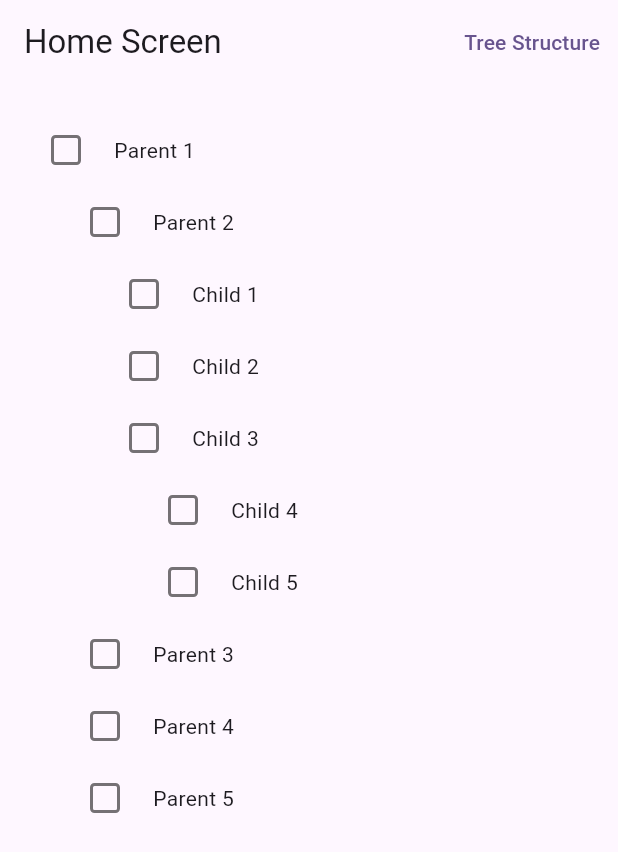
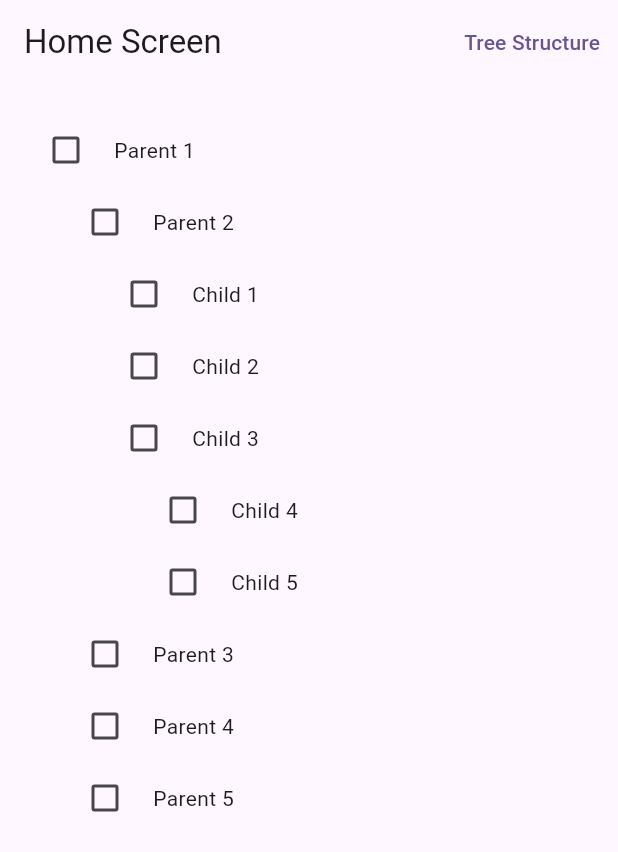
Before and after one commit to raghav042/tree_task, a Flutter app: the screen it shows after launch, on a phone screen of 412 x 824 dp. Shown: the top 852 px of the screen. Run offline on Flutter 3.47's test engine with Material 3 defaults, Android fonts, the phone set to English and light mode, and no system bars.

Commit message:
remove partial check (partial checkmark if any child is checked)

```diff
--- a/lib/core/enum/check_box_state.dart
+++ b/lib/core/enum/check_box_state.dart
@@ -1,5 +1 @@
-enum CheckBoxState {
-  selected,
-  unselected,
-  partial,
-}
+enum CheckBoxState { selected, unselected }
--- a/lib/features/home/tree_view.dart
+++ b/lib/features/home/tree_view.dart
@@ -63,7 +63,7 @@ class _TreeViewState extends State<TreeView> {
         return Column(
           children: [
             CheckBoxTile(
-              onChanged: () {
+              onChanged: (v) {
                 switch (nodes[index].checkBoxState) {
                   case CheckBoxState.selected:
                     nodes[index] = _unselectAllSubTree(nodes[index]);
@@ -71,9 +71,9 @@ class _TreeViewState extends State<TreeView> {
                   case CheckBoxState.unselected:
                     nodes[index] = _selectAllSubTree(nodes[index]);
                     break;
-                  case CheckBoxState.partial:
-                    nodes[index] = _unselectAllSubTree(nodes[index]);
-                    break;
+                  // case CheckBoxState.partial:
+                  //   nodes[index] = _unselectAllSubTree(nodes[index]);
+                  //   break;
                 }
                 if (widget.level == 0) {
                   setState(() {});
--- a/lib/model/tree_node.dart
+++ b/lib/model/tree_node.dart
@@ -10,12 +10,7 @@ class TreeNode {
     required this.title,
     this.isSelected = false,
     this.children = const <TreeNode>[],
-  }) : checkBoxState = isSelected
-            ? CheckBoxState.selected
-            : (children.any((element) =>
-                    element.checkBoxState != CheckBoxState.unselected)
-                ? CheckBoxState.partial
-                : CheckBoxState.unselected);
+  }) : checkBoxState = isSelected ? CheckBoxState.selected : CheckBoxState.unselected;
 
   TreeNode copyWith({
     String? title,
--- a/lib/widgets/check_box_tile.dart
+++ b/lib/widgets/check_box_tile.dart
@@ -12,57 +12,17 @@ class CheckBoxTile extends StatelessWidget {
 
   final String title;
   final CheckBoxState checkBoxState;
-  final VoidCallback onChanged;
+  final void Function(bool?)? onChanged;
   final int level;
 
   @override
   Widget build(BuildContext context) {
-    final themeData = Theme.of(context);
-    const size = 20.0;
-    const borderRadius = BorderRadius.all(Radius.circular(3.0));
     return Row(
       children: [
         SizedBox(width: level * 26.0),
-        IconButton(
-          onPressed: onChanged,
-          icon: Container(
-            height: size,
-            width: size,
-            alignment: Alignment.center,
-            decoration: BoxDecoration(
-              border: Border.all(
-                color: checkBoxState == CheckBoxState.unselected
-                    ? themeData.unselectedWidgetColor
-                    : themeData.primaryColor,
-                width: 2.0,
-              ),
-              borderRadius: borderRadius,
-              color: checkBoxState == CheckBoxState.unselected
-                  ? Colors.transparent
-                  : themeData.primaryColor,
-            ),
-            child: AnimatedSwitcher(
-              duration: const Duration(milliseconds: 260),
-              child: checkBoxState == CheckBoxState.unselected
-                  ? const SizedBox(height: size, width: size)
-                  : FittedBox(
-                      key: ValueKey(checkBoxState.name),
-                      fit: BoxFit.scaleDown,
-                      child: Center(
-                        child: checkBoxState == CheckBoxState.partial
-                            ? Container(
-                                height: 1.8,
-                                width: 12.0,
-                                decoration: const BoxDecoration(
-                                  color: Colors.white,
-                                  borderRadius: borderRadius,
-                                ),
-                              )
-                            : const Icon(Icons.check, color: Colors.white),
-                      ),
-                    ),
-            ),
-          ),
+        Checkbox(
+          value: checkBoxState == CheckBoxState.selected,
+          onChanged: onChanged,
         ),
         const SizedBox(width: 8.0),
         Text(title),
```
